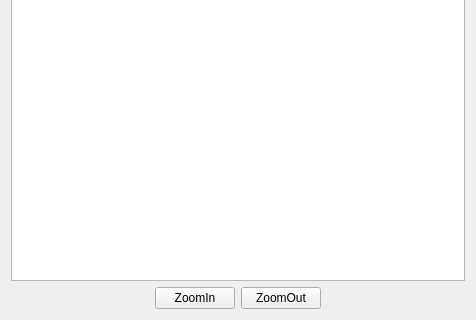
Qt form quicktikz/imageview.ui (Svaling/quicktikz) before a commit; both pictures show x 0 to 476 and y 177 to 497 of the 476 by 497 pixel window.
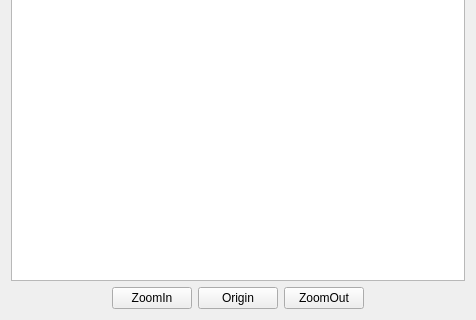
The same form after that commit.

Patch:
```diff
--- a/quicktikz/imageview.ui
+++ b/quicktikz/imageview.ui
@@ -39,6 +39,13 @@
        </property>
       </widget>
      </item>
+     <item>
+      <widget class="QPushButton" name="pushButton_3">
+       <property name="text">
+        <string>Origin</string>
+       </property>
+      </widget>
+     </item>
      <item>
       <widget class="QPushButton" name="pushButton">
        <property name="text">
```
Left out of the diff: 17 changed lines with no effect on the pictures.
